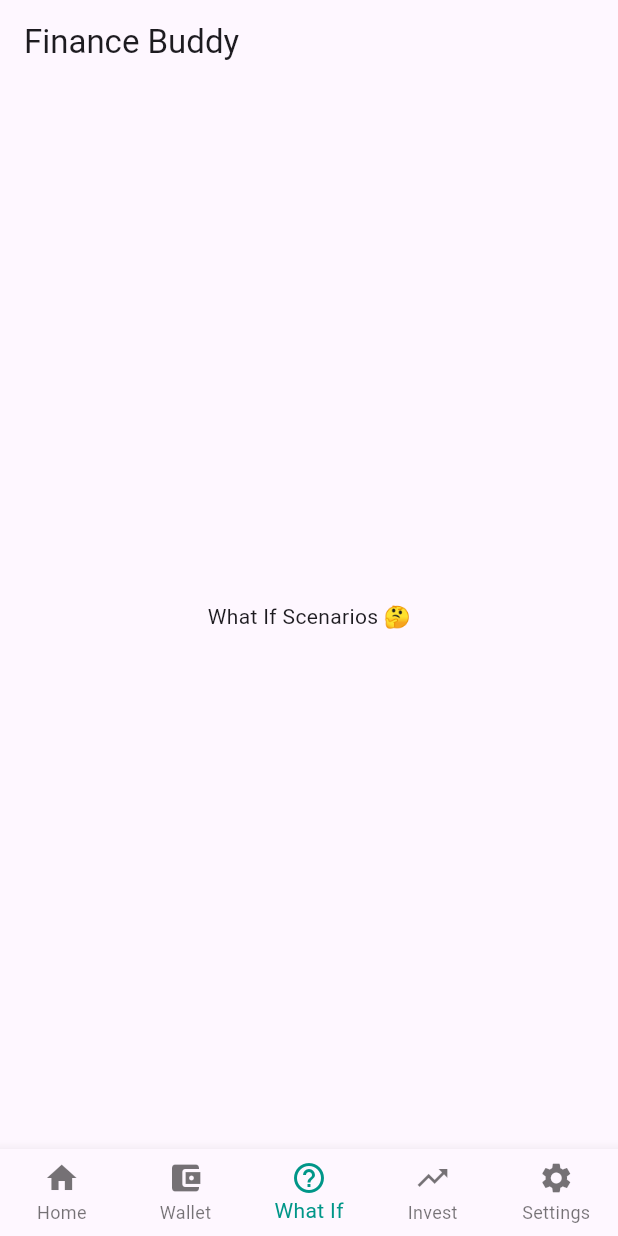
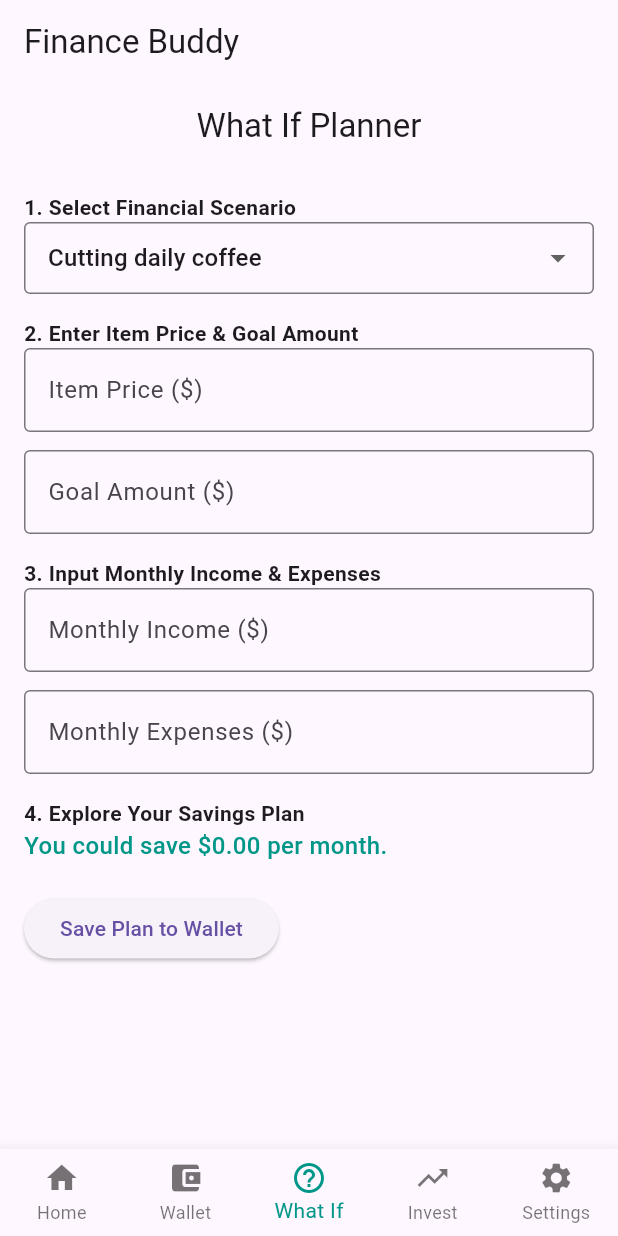
Before and after one commit to huynh-ngoc/INF134-Finance-App, a Flutter app: the screen it shows after launch, item 3 of the bottom bar chosen, on a phone screen of 412 x 824 dp. Run offline on Flutter 3.47's test engine with Material 3 defaults, Android fonts, the phone set to English and light mode, and no system bars.

Commit message:
Add basic What If page UI

```diff
--- a/lib/pages/what_if.dart
+++ b/lib/pages/what_if.dart
@@ -1,11 +1,97 @@
 import 'package:flutter/material.dart';
 
-class WhatIfPage extends StatelessWidget {
+class WhatIfPage extends StatefulWidget {
+  @override
+  _WhatIfPageState createState() => _WhatIfPageState();
+}
+
+class _WhatIfPageState extends State<WhatIfPage> {
+  String selectedScenario = 'Cutting daily coffee';
+  double itemPrice = 0;
+  double goalAmount = 0;
+  double income = 0;
+  double expenses = 0;
+  bool planSaved = false;
+
+  final List<String> scenarios = [
+    'Cutting daily coffee',
+    'Cancel unused subscriptions',
+    'Limit online shopping',
+    'Cook instead of eating out',
+  ];
+
   @override
   Widget build(BuildContext context) {
+    double savings = income - expenses;
+
     return Scaffold(
-      body: Center(
-        child: Text('What If Scenarios 🤔'),
+      appBar: AppBar(
+        title: Text("What If Planner"),
+        centerTitle: true,
+      ),
+      body: SingleChildScrollView(
+        padding: const EdgeInsets.all(16),
+        child: Column(
+          crossAxisAlignment: CrossAxisAlignment.start,
+          children: [
+            Text("1. Select Financial Scenario", style: TextStyle(fontWeight: FontWeight.bold)),
+            DropdownButtonFormField<String>(
+              value: selectedScenario,
+              items: scenarios.map((scenario) {
+                return DropdownMenuItem(value: scenario, child: Text(scenario));
+              }).toList(),
+              onChanged: (value) => setState(() => selectedScenario = value!),
+              decoration: InputDecoration(border: OutlineInputBorder(), contentPadding: EdgeInsets.symmetric(horizontal: 12)),
+            ),
+            SizedBox(height: 16),
+
+            Text("2. Enter Item Price & Goal Amount", style: TextStyle(fontWeight: FontWeight.bold)),
+            TextField(
+              decoration: InputDecoration(labelText: "Item Price (\$)", border: OutlineInputBorder()),
+              keyboardType: TextInputType.number,
+              onChanged: (val) => setState(() => itemPrice = double.tryParse(val) ?? 0),
+            ),
+            SizedBox(height: 12),
+            TextField(
+              decoration: InputDecoration(labelText: "Goal Amount (\$)", border: OutlineInputBorder()),
+              keyboardType: TextInputType.number,
+              onChanged: (val) => setState(() => goalAmount = double.tryParse(val) ?? 0),
+            ),
+            SizedBox(height: 16),
+
+            Text("3. Input Monthly Income & Expenses", style: TextStyle(fontWeight: FontWeight.bold)),
+            TextField(
+              decoration: InputDecoration(labelText: "Monthly Income (\$)", border: OutlineInputBorder()),
+              keyboardType: TextInputType.number,
+              onChanged: (val) => setState(() => income = double.tryParse(val) ?? 0),
+            ),
+            SizedBox(height: 12),
+            TextField(
+              decoration: InputDecoration(labelText: "Monthly Expenses (\$)", border: OutlineInputBorder()),
+              keyboardType: TextInputType.number,
+              onChanged: (val) => setState(() => expenses = double.tryParse(val) ?? 0),
+            ),
+            SizedBox(height: 16),
+
+            Text("4. Explore Your Savings Plan", style: TextStyle(fontWeight: FontWeight.bold)),
+            Text("You could save \$${savings.toStringAsFixed(2)} per month.",
+                style: TextStyle(fontSize: 16, color: Colors.teal, fontWeight: FontWeight.w500)),
+            SizedBox(height: 20),
+
+            ElevatedButton(
+              onPressed: () {
+                setState(() => planSaved = true);
+                // You can save to local storage or Wallet page here
+              },
+              child: Text("Save Plan to Wallet"),
+            ),
+            if (planSaved)
+              Padding(
+                padding: const EdgeInsets.only(top: 8.0),
+                child: Text("✅ Plan Saved!", style: TextStyle(color: Colors.green)),
+              )
+          ],
+        ),
       ),
     );
   }
```
